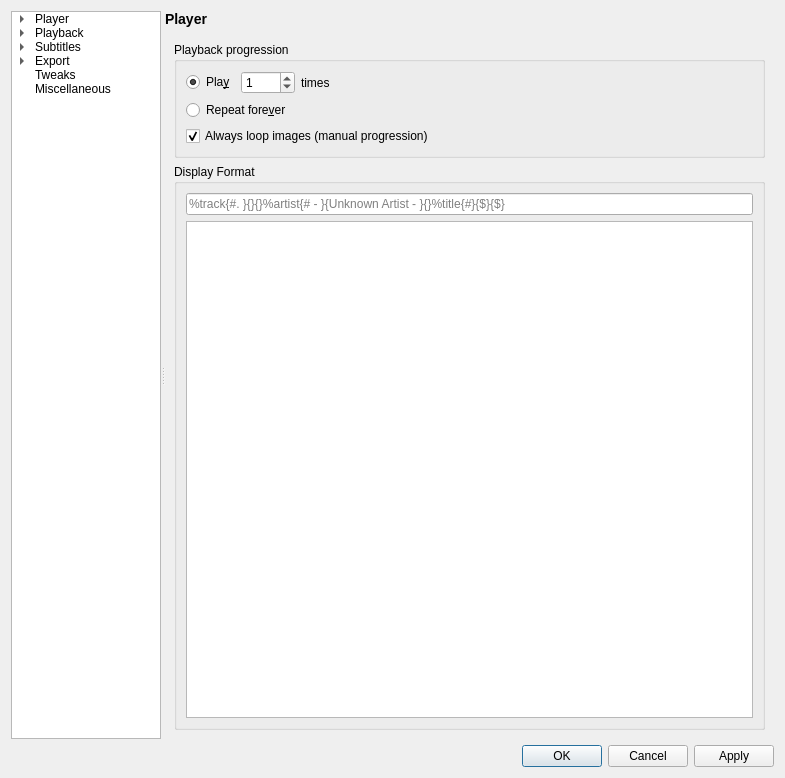
Old version of the form settingswindow.ui in the repository mpc-qt/mpc-qt.
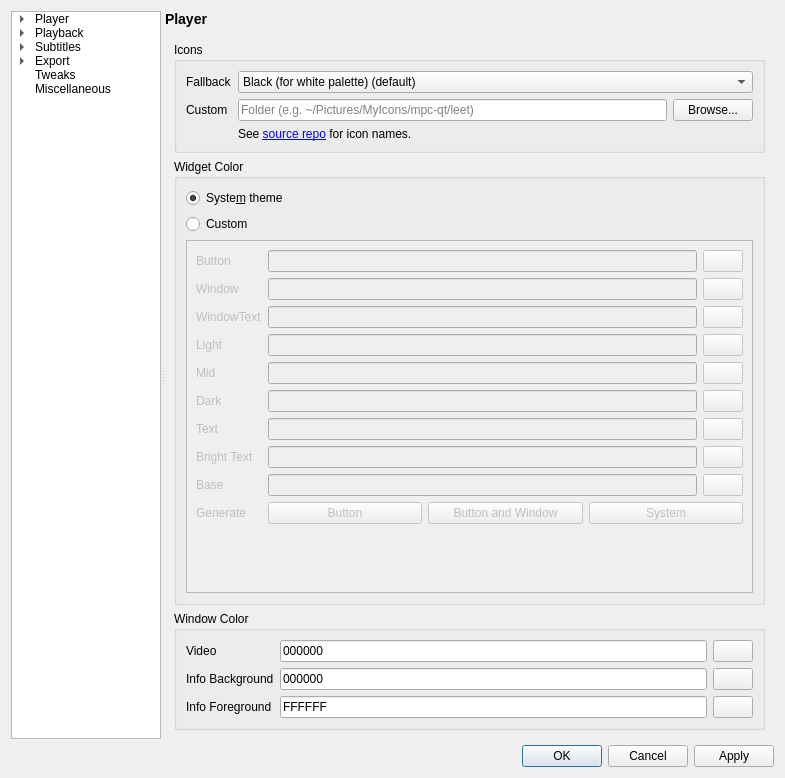
New version of the form. The open tabs and pages were chosen to show the change.

Commit message:
settingswindow,helpers,[others]: implement basic styling
Add the white icon set to resources and create a IconThemer class to
automagically change icons.  Create a section in the settings window to
change application colors.  The palette section needs a bit of a polish,
but this patchset is getting a bit too large for my liking to just put
off the commit indefintely until it is 100% fixed.

Fixes #65.

Diff of the .ui file:
```diff
--- a/settingswindow.ui
+++ b/settingswindow.ui
@@ -149,7 +149,7 @@
        <item>
         <widget class="QStackedWidget" name="pageStack">
          <property name="currentIndex">
-          <number>10</number>
+          <number>4</number>
          </property>
          <widget class="QWidget" name="playerPage">
           <layout class="QGridLayout" name="playerPageLayout">
@@ -553,6 +553,484 @@
            </item>
           </layout>
          </widget>
+         <widget class="QWidget" name="interfacePage">
+          <layout class="QVBoxLayout" name="verticalLayout_4">
+           <item>
+            <widget class="QGroupBox" name="interfaceIconsBox">
+             <property name="title">
+              <string>Icons</string>
+             </property>
+             <layout class="QFormLayout" name="formLayout_5">
+              <item row="0" column="0">
+               <widget class="QLabel" name="interfaceIconsFallbackLabel">
+                <property name="text">
+                 <string>Fallback</string>
+                </property>
+               </widget>
+              </item>
+              <item row="0" column="1">
+               <widget class="QComboBox" name="interfaceIconsFallback">
+                <property name="sizePolicy">
+                 <sizepolicy hsizetype="Expanding" vsizetype="Fixed">
+                  <horstretch>0</horstretch>
+                  <verstretch>0</verstretch>
+                 </sizepolicy>
+                </property>
+                <item>
+                 <property name="text">
+                  <string>Black (for white palette) (default)</string>
+                 </property>
+                </item>
+                <item>
+                 <property name="text">
+                  <string>White (for black palette)</string>
+                 </property>
+                </item>
+                <item>
+                 <property name="text">
+                  <string>System (Linux only)</string>
+                 </property>
+                </item>
+               </widget>
+              </item>
+              <item row="1" column="0">
+               <widget class="QLabel" name="interfaceIconsCustomLabel">
+                <property name="text">
+                 <string>Custom</string>
+                </property>
+               </widget>
+              </item>
+              <item row="1" column="1">
+               <layout class="QHBoxLayout" name="interfaceIconsCustomLayout">
+                <item>
+                 <widget class="QLineEdit" name="interfaceIconsCustomFolder">
+                  <property name="placeholderText">
+                   <string>Folder (e.g. ~/Pictures/MyIcons/mpc-qt/leet)</string>
+                  </property>
+                 </widget>
+                </item>
+                <item>
+                 <widget class="QPushButton" name="interfaceIconsCustomBrowse">
+                  <property name="text">
+                   <string>Browse...</string>
+                  </property>
+                 </widget>
+                </item>
+               </layout>
+              </item>
+              <item row="2" column="1">
+               <widget class="QLabel" name="interfaceIconsNotice">
+                <property name="text">
+                 <string>See &lt;a href=&quot;https://github.com/cmdrkotori/mpc-qt/tree/master/images/theme/black&quot;&gt;source repo&lt;/a&gt; for icon names.</string>
+                </property>
+                <property name="openExternalLinks">
+                 <bool>true</bool>
+                </property>
+               </widget>
+              </item>
+             </layout>
+            </widget>
+           </item>
+           <item>
+            <widget class="QGroupBox" name="interfaceWidgetBox">
+             <property name="title">
+              <string>Widget Color</string>
+             </property>
+             <layout class="QVBoxLayout" name="verticalLayout_5">
+              <item>
+               <widget class="QRadioButton" name="interfaceWidgetSystem">
+                <property name="text">
+                 <string>Syste&amp;m theme</string>
+                </property>
+                <property name="checked">
+                 <bool>true</bool>
+                </property>
+               </widget>
+              </item>
+              <item>
+               <widget class="QRadioButton" name="interfaceWidgetCustom">
+                <property name="text">
+                 <string>Custom</string>
+                </property>
+               </widget>
+              </item>
+              <item>
+               <widget class="QScrollArea" name="interfaceWidgetCustomScrollArea">
+                <property name="enabled">
+                 <bool>false</bool>
+                </property>
+                <property name="widgetResizable">
+                 <bool>true</bool>
+                </property>
+                <widget class="QWidget" name="interfaceWidgetCustomScrollAreaContents">
+                 <property name="geometry">
+                  <rect>
+                   <x>0</x>
+                   <y>-78</y>
+                   <width>542</width>
+                   <height>352</height>
+                  </rect>
+                 </property>
+                 <layout class="QFormLayout" name="formLayout_4">
+                  <item row="0" column="0">
+                   <widget class="QLabel" name="customButtonLabel">
+                    <property name="text">
+                     <string>Button</string>
+                    </property>
+                   </widget>
+                  </item>
+                  <item row="0" column="1">
+                   <layout class="QHBoxLayout" name="customButtonLayout">
+                    <item>
+                     <widget class="QLineEdit" name="customButtonValue">
+                      <property name="inputMask">
+                       <string>HHHHHH</string>
+                      </property>
+                     </widget>
+                    </item>
+                    <item>
+                     <widget class="QPushButton" name="customButtonPick">
+                      <property name="text">
+                       <string/>
+                      </property>
+                     </widget>
+                    </item>
+                   </layout>
+                  </item>
+                  <item row="1" column="0">
+                   <widget class="QLabel" name="customWindowLabel">
+                    <property name="text">
+                     <string>Window</string>
+                    </property>
+                   </widget>
+                  </item>
+                  <item row="1" column="1">
+                   <layout class="QHBoxLayout" name="customWindowLayout">
+                    <item>
+                     <widget class="QLineEdit" name="customWindowValue">
+                      <property name="inputMask">
+                       <string>HHHHHH</string>
+                      </property>
+                     </widget>
+                    </item>
+                    <item>
+                     <widget class="QPushButton" name="customWindowPick">
+                      <property name="text">
+                       <string/>
+                      </property>
+                     </widget>
+                    </item>
+                   </layout>
+                  </item>
+                  <item row="2" column="0">
+                   <widget class="QLabel" name="customWindowTextLabel">
+                    <property name="text">
+                     <string>WindowText</string>
+                    </property>
+                   </widget>
+                  </item>
+                  <item row="2" column="1">
+                   <layout class="QHBoxLayout" name="customWindowTextLayout">
+                    <item>
+                     <widget class="QLineEdit" name="customWindowTextValue">
+                      <property name="inputMask">
+                       <string>HHHHHH</string>
+                      </property>
+                     </widget>
+                    </item>
+                    <item>
+                     <widget class="QPushButton" name="customWindowTextPick">
+                      <property name="text">
+                       <string/>
+                      </property>
+                     </widget>
+                    </item>
+                   </layout>
+                  </item>
+                  <item row="3" column="0">
+                   <widget class="QLabel" name="customLightLabel">
+                    <property name="text">
+                     <string>Light</string>
+                    </property>
+                   </widget>
+                  </item>
+                  <item row="3" column="1">
+                   <layout class="QHBoxLayout" name="customLightLayout">
+                    <item>
+                     <widget class="QLineEdit" name="customLightValue">
+                      <property name="inputMask">
+                       <string>HHHHHH</string>
+                      </property>
+                     </widget>
+                    </item>
+                    <item>
+                     <widget class="QPushButton" name="customLightPick">
+                      <property name="text">
+                       <string/>
+                      </property>
+                     </widget>
+                    </item>
+                   </layout>
+                  </item>
+                  <item row="4" column="0">
+                   <widget class="QLabel" name="customMidLabel">
+                    <property name="text">
+                     <string>Mid</string>
+                    </property>
+                   </widget>
+                  </item>
+                  <item row="4" column="1">
+                   <layout class="QHBoxLayout" name="customMidLayout">
+                    <item>
+                     <widget class="QLineEdit" name="customMidValue">
+                      <property name="inputMask">
+                       <string>HHHHHH</string>
+                      </property>
+                     </widget>
+                    </item>
+                    <item>
+                     <widget class="QPushButton" name="customMidPick">
+                      <property name="text">
+                       <string/>
+                      </property>
+                     </widget>
+                    </item>
+                   </layout>
+                  </item>
+                  <item row="5" column="0">
+                   <widget class="QLabel" name="customDarkLabel">
+                    <property name="text">
+                     <string>Dark</string>
+                    </property>
+                   </widget>
+                  </item>
+                  <item row="5" column="1">
+                   <layout class="QHBoxLayout" name="customDarkLayout">
+                    <item>
+                     <widget class="QLineEdit" name="customDarkValue">
+                      <property name="inputMask">
+                       <string>HHHHHH</string>
+                      </property>
+                     </widget>
+                    </item>
+                    <item>
+                     <widget class="QPushButton" name="customDarkPick">
+                      <property name="text">
+                       <string/>
+                      </property>
+                     </widget>
+                    </item>
+                   </layout>
+                  </item>
+                  <item row="6" column="0">
+                   <widget class="QLabel" name="customTextLabel">
+                    <property name="text">
+                     <string>Text</string>
+                    </property>
+                   </widget>
+                  </item>
+                  <item row="6" column="1">
+                   <layout class="QHBoxLayout" name="customTextLayout">
+                    <item>
+                     <widget class="QLineEdit" name="customTextValue">
+                      <property name="inputMask">
+                       <string>HHHHHH</string>
+                      </property>
+                     </widget>
+                    </item>
+                    <item>
+                     <widget class="QPushButton" name="customTextPick">
+                      <property name="text">
+                       <string/>
+                      </property>
+                     </widget>
+                    </item>
+                   </layout>
+                  </item>
+                  <item row="7" column="0">
+                   <widget class="QLabel" name="customBrightTextLabel">
+                    <property name="text">
+                     <string>Bright Text</string>
+                    </property>
+                   </widget>
+                  </item>
+                  <item row="7" column="1">
+                   <layout class="QHBoxLayout" name="customBrightTextLayout">
+                    <item>
+                     <widget class="QLineEdit" name="customBrightTextValue">
+                      <property name="inputMask">
+                       <string>HHHHHH</string>
+                      </property>
+                     </widget>
+                    </item>
+                    <item>
+                     <widget class="QPushButton" name="customBrightTextPick">
+                      <property name="text">
+                       <string/>
+                      </property>
+                     </widget>
+                    </item>
+                   </layout>
+                  </item>
+                  <item row="8" column="0">
+                   <widget class="QLabel" name="customBaseLabel">
+                    <property name="text">
+                     <string>Base</string>
+                    </property>
+                   </widget>
+                  </item>
+                  <item row="8" column="1">
+                   <layout class="QHBoxLayout" name="customBaseLayout">
+                    <item>
+                     <widget class="QLineEdit" name="customBaseValue">
+                      <property name="inputMask">
+                       <string>HHHHHH</string>
+                      </property>
+                     </widget>
+                    </item>
+                    <item>
+                     <widget class="QPushButton" name="customBasePick">
+                      <property name="text">
+                       <string/>
+                      </property>
+                     </widget>
+                    </item>
+                   </layout>
+                  </item>
+                  <item row="9" column="0">
+                   <widget class="QLabel" name="customGenerateLabel">
+                    <property name="text">
+                     <string>Generate</string>
+                    </property>
+                   </widget>
+                  </item>
+                  <item row="9" column="1">
+                   <layout class="QHBoxLayout" name="customGenerateLayout" stretch="1,1,1">
+                    <item>
+                     <widget class="QPushButton" name="customGenerateButton">
+                      <property name="text">
+                       <string>Button</string>
+                      </property>
+                     </widget>
+                    </item>
+                    <item>
+                     <widget class="QPushButton" name="customGenerateButtonWindow">
+                      <property name="text">
+                       <string>Button and Window</string>
+                      </property>
+                     </widget>
+                    </item>
+                    <item>
+                     <widget class="QPushButton" name="customGenerateSystem">
+                      <property name="text">
+                       <string>System</string>
+                      </property>
+                     </widget>
+                    </item>
+                   </layout>
+                  </item>
+                 </layout>
+                </widget>
+               </widget>
+              </item>
+             </layout>
+            </widget>
+           </item>
+           <item>
+            <widget class="QGroupBox" name="interfaceWindowBox">
+             <property name="title">
+              <string>Window Color</string>
+             </property>
+             <layout class="QFormLayout" name="formLayout_6">
+              <item row="0" column="0">
+               <widget class="QLabel" name="windowVideoLabel">
+                <property name="text">
+                 <string>Video</string>
+                </property>
+               </widget>
+              </item>
+              <item row="0" column="1">
+               <layout class="QHBoxLayout" name="windowVideoLayout">
+                <item>
+                 <widget class="QLineEdit" name="windowVideoValue">
+                  <property name="inputMask">
+                   <string>HHHHHH</string>
+                  </property>
+                  <property name="text">
+                   <string>000000</string>
+                  </property>
+                 </widget>
+                </item>
+                <item>
+                 <widget class="QPushButton" name="windowVideoPick">
+                  <property name="text">
+                   <string/>
+                  </property>
+                 </widget>
+                </item>
+               </layout>
+              </item>
+              <item row="1" column="0">
+               <widget class="QLabel" name="windowInfoBackgroundLabel">
+                <property name="text">
+                 <string>Info Background</string>
+                </property>
+               </widget>
+              </item>
+              <item row="1" column="1">
+               <layout class="QHBoxLayout" name="windowInfoBackgroundLayout">
+                <item>
+                 <widget class="QLineEdit" name="windowInfoBackgroundValue">
+                  <property name="inputMask">
+                   <string>HHHHHH</string>
+                  </property>
+                  <property name="text">
+                   <string>000000</string>
+                  </property>
+                 </widget>
+                </item>
+                <item>
+                 <widget class="QPushButton" name="windowInfoBackgroundPick">
+                  <property name="text">
+                   <string/>
+                  </property>
+                 </widget>
+                </item>
+               </layout>
+              </item>
+              <item row="2" column="0">
+               <widget class="QLabel" name="windowInfoForegroundLabel">
+                <property name="text">
+                 <string>Info Foreground</string>
+                </property>
+               </widget>
+              </item>
+              <item row="2" column="1">
+               <layout class="QHBoxLayout" name="windowInfoForegroundLayout">
+                <item>
+                 <widget class="QLineEdit" name="windowInfoForegroundValue">
+                  <property name="inputMask">
+                   <string>HHHHHH</string>
+                  </property>
+                  <property name="text">
+                   <string>FFFFFF</string>
+                  </property>
+                 </widget>
+                </item>
+                <item>
+                 <widget class="QPushButton" name="windowInfoForegroundPick">
+                  <property name="text">
+                   <string/>
+                  </property>
+                 </widget>
+                </item>
+               </layout>
+              </item>
+             </layout>
+            </widget>
+           </item>
+          </layout>
+         </widget>
          <widget class="QWidget" name="playbackPage">
           <layout class="QGridLayout" name="playbackPageLayout" columnstretch="1,1">
            <item row="1" column="0">
```
Left out of the diff: 23 changed lines with no effect on the pictures. The commit also changes 12 other files.
